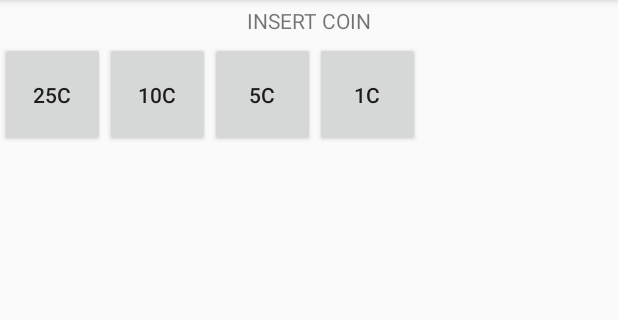
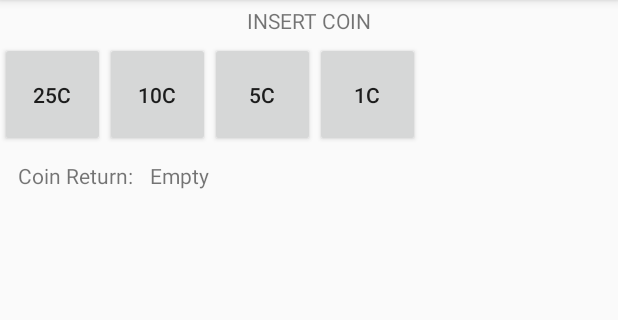
Before and after one commit to kyleengan/AndroidVendingMachine, an Android app: the screen it shows after launch (MainActivity), on a phone screen of 412 x 824 dp, the part 84-404 px from its top. Run offline under Robolectric (Android 15) with nearby library versions, the phone set to English and light mode, and no system bars.

Commit message:
Added click listener for penny button and coin return UI elements, with associated tests

```diff
--- a/app/src/main/java/com/pillartechnology/kengan/mobilevendingmachine/MainActivity.java
+++ b/app/src/main/java/com/pillartechnology/kengan/mobilevendingmachine/MainActivity.java
@@ -11,13 +11,16 @@ import java.text.NumberFormat;
 public class MainActivity extends AppCompatActivity {
 
     private TextView statusScreen;
+    private TextView coinReturn;
     private Button quarterButton;
     private Button dimeButton;
     private Button nickelButton;
+    private Button pennyButton;
 
     private NumberFormat currencyFormat;
 
     private Double amountInserted = 0.0;
+    private Double amountInCoinReturn = 0.0;
 
     @Override
     protected void onCreate(Bundle savedInstanceState) {
@@ -27,9 +30,11 @@ public class MainActivity extends AppCompatActivity {
         currencyFormat = NumberFormat.getCurrencyInstance();
 
         statusScreen = (TextView) findViewById(R.id.statusScreen);
+        coinReturn = (TextView) findViewById(R.id.coinReturnAmount);
         quarterButton = (Button) findViewById(R.id.quarterButton);
         dimeButton = (Button) findViewById(R.id.dimeButton);
         nickelButton = (Button) findViewById(R.id.nickelButton);
+        pennyButton = (Button) findViewById(R.id.pennyButton);
 
         configureClickListeners();
     }
@@ -55,6 +60,13 @@ public class MainActivity extends AppCompatActivity {
                 addAmount(0.05);
             }
         });
+
+        pennyButton.setOnClickListener(new View.OnClickListener() {
+            @Override
+            public void onClick(View view) {
+                addCoinReturnAmount(0.01);
+            }
+        });
     }
 
     protected void addAmount(Double amount) {
@@ -66,4 +78,14 @@ public class MainActivity extends AppCompatActivity {
     protected void updateStatusScreen(String text) {
         statusScreen.setText(text);
     }
+
+    protected void addCoinReturnAmount(Double amount) {
+        amountInCoinReturn += amount;
+
+        updateCoinReturn(currencyFormat.format(amountInCoinReturn));
+    }
+
+    protected void updateCoinReturn(String text) {
+        coinReturn.setText(text);
+    }
 }
--- a/app/src/main/res/layout/activity_main.xml
+++ b/app/src/main/res/layout/activity_main.xml
@@ -17,7 +17,7 @@
 
     <LinearLayout
         android:layout_width="match_parent"
-        android:layout_height="match_parent"
+        android:layout_height="75dp"
         android:orientation="horizontal">
 
         <Button
@@ -46,4 +46,22 @@
 
     </LinearLayout>
 
+    <LinearLayout
+        android:layout_width="match_parent"
+        android:layout_height="30dp"
+        android:orientation="horizontal">
+        <TextView
+            android:id="@+id/coinReturnLabel"
+            android:layout_width="100dp"
+            android:layout_height="28dp"
+            android:gravity="center"
+            android:text="@string/coin_return"/>
+
+        <TextView
+            android:id="@+id/coinReturnAmount"
+            android:layout_width="50dp"
+            android:layout_height="28dp"
+            android:text="@string/coin_return_amount"/>
+    </LinearLayout>
+
 </LinearLayout>
--- a/app/src/main/res/values/strings.xml
+++ b/app/src/main/res/values/strings.xml
@@ -1,6 +1,8 @@
 <resources>
     <string name="app_name">MobileVendingMachine</string>
     <string name="insert_coin">INSERT COIN</string>
+    <string name="coin_return">Coin Return: </string>
+    <string name="coin_return_amount">Empty</string>
     <string name="quarter">25C</string>
     <string name="dime">10C</string>
     <string name="nickel">5C</string>
```
Also changed, not shown: 1 other file.
